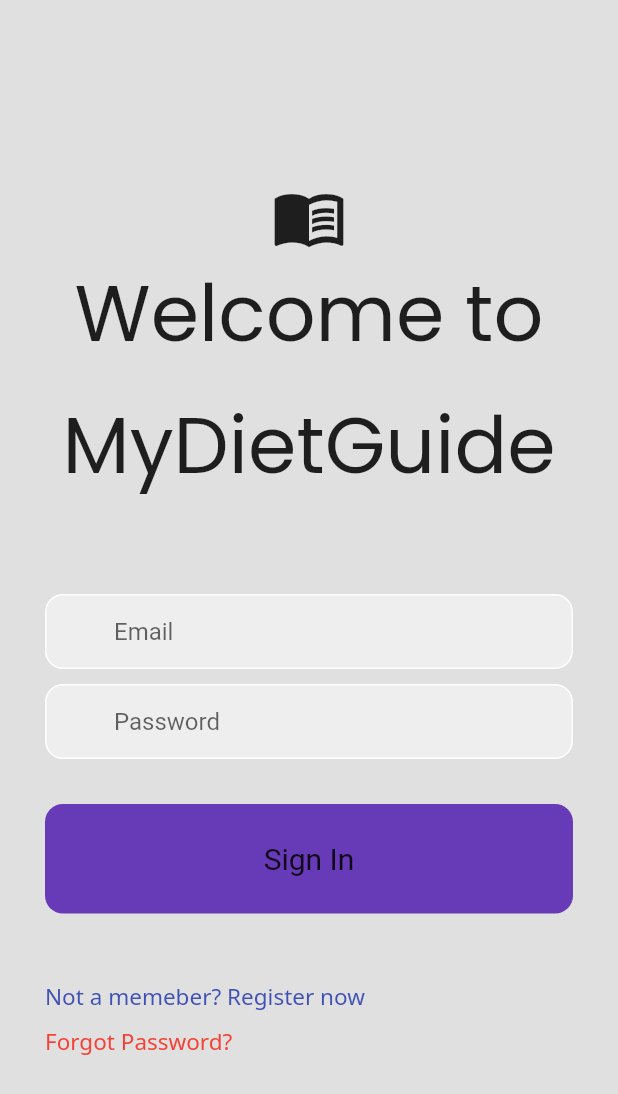
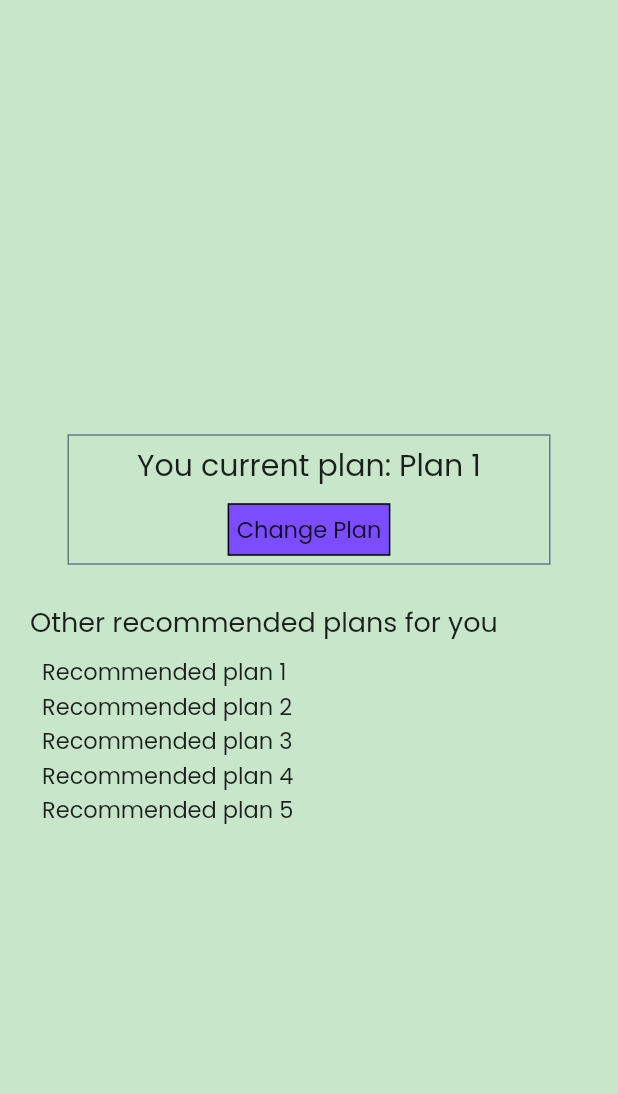
Before and after one commit to Software-Engineering-Project-Group-14/my_diet_guide, a Flutter app: the screen it shows after launch, on a phone screen of 412 x 824 dp. Shown: the top 1094 px of the screen. Run offline on Flutter 3.47's test engine with Material 2 defaults, Android fonts, the light colour scheme and no system bars; our stand-ins replace device_preview, google_fonts.

Commit message:
Basic change plan UI added

```diff
--- a/lib/main.dart
+++ b/lib/main.dart
@@ -1,5 +1,6 @@
 import 'package:device_preview/device_preview.dart';
 import 'package:flutter/material.dart';
+import 'package:my_diet_guide/screens/change_plan.dart';
 import 'package:my_diet_guide/screens/login.dart';
 import 'package:my_diet_guide/screens/user_dashboard.dart';
 import 'package:my_diet_guide/screens/user_details.dart';
@@ -22,7 +23,7 @@ class MyApp extends StatelessWidget {
       theme: ThemeData(
         primarySwatch: Colors.blue,
       ),
-      home: SafeArea(child: Login()),
+      home: SafeArea(child: ChangePlan()),
     );
   }
 }
--- /dev/null
+++ b/lib/screens/change_plan.dart
@@ -0,0 +1,152 @@
+import 'package:flutter/material.dart';
+import 'package:google_fonts/google_fonts.dart';
+
+class ChangePlan extends StatefulWidget {
+  const ChangePlan({Key? key}) : super(key: key);
+
+  @override
+  State<ChangePlan> createState() => _ChangePlanState();
+}
+
+class _ChangePlanState extends State<ChangePlan> {
+
+  final _recommededPlans = [
+    "Recommended plan 1",
+    "Recommended plan 2",
+    "Recommended plan 3",
+    "Recommended plan 4",
+    "Recommended plan 5",
+  ];
+
+  @override
+  Widget build(BuildContext context) {
+
+    return Scaffold(
+
+        backgroundColor: Colors.green.shade100,
+        body: Padding(
+          padding: const EdgeInsets.all(20.0),
+          child: Column(
+            mainAxisAlignment: MainAxisAlignment.center,
+            children: [
+              Padding(
+                padding: const EdgeInsets.all(25.0),
+                child: Container(
+                  decoration: BoxDecoration(
+                      border: Border.all(
+                          color: Colors.blueGrey
+                      )
+                  ),
+                  child: Column(
+                    children: [
+                      Padding(
+                        padding: const EdgeInsets.all(5.0),
+                        child: Row(
+                          mainAxisAlignment: MainAxisAlignment.center,
+                          children: [
+                            Column(
+                              children: [
+                                Text(
+                                  "You current plan: ",
+                                  style: GoogleFonts.poppins(
+                                      fontSize: 20
+                                  ),
+                                ),
+                              ],
+                            ),
+                            Column(
+                              children: [
+                                Text(
+                                  "Plan 1",
+                                  style: GoogleFonts.poppins(
+                                      fontSize: 20
+                                  ),
+                                ),
+                              ],
+                            ),
+                          ],
+                        ),
+                      ),
+                      Padding(
+                        padding: const EdgeInsets.all(5.0),
+                        child: Row(
+                          mainAxisAlignment: MainAxisAlignment.center,
+                          children: [
+                            Container(
+                              decoration: BoxDecoration(
+                                color: Colors.deepPurpleAccent,
+                                border: Border.all(
+                                    color: Colors.black
+                                ),
+                              ),
+                              child: GestureDetector(
+                                onTap: (){
+                                  setState(() {
+
+                                  });
+
+                                },
+                                child: Column(
+                                  mainAxisAlignment: MainAxisAlignment.center,
+                                  children: [
+                                    Padding(
+                                      padding: const EdgeInsets.all(5.0),
+                                      child: Text(
+                                        "Change Plan",
+                                        style: GoogleFonts.poppins(
+                                            fontSize: 15
+                                        ),
+                                      ),
+                                    ),
+                                  ],
+                                ),
+                              ),
+                            ),
+
+                          ],
+                        ),
+                      ),
+                    ],
+                  ),
+                ),
+              ),
+              Column(
+                children: [
+                  Row(
+                    children: [
+                      Text(
+                        "Other recommended plans for you",
+                        style: GoogleFonts.poppins(
+                          fontSize: 18,
+                        ),
+                      )
+                    ],
+                  ),
+                  ListView.builder(
+                      scrollDirection: Axis.vertical,
+                      shrinkWrap: true,
+                      padding: const EdgeInsets.all(8),
+                      itemCount: _recommededPlans.length,
+                      itemBuilder: (BuildContext context, int index) {
+                        return Text(
+                          _recommededPlans[index],
+                          style: GoogleFonts.poppins(
+                              fontSize: 15
+                          ),
+                        );
+                      }
+                  ),
+                ],
+              )
+            ],
+          ),
+        )
+    );
+
+
+  }
+
+
+
+
+}
```
